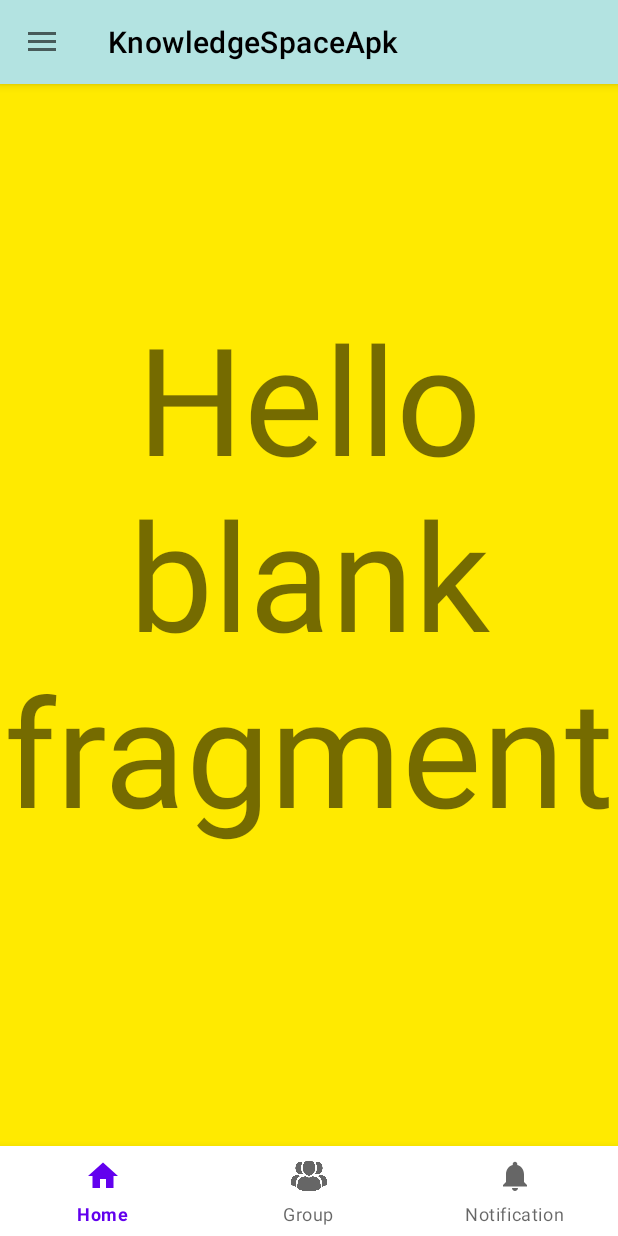
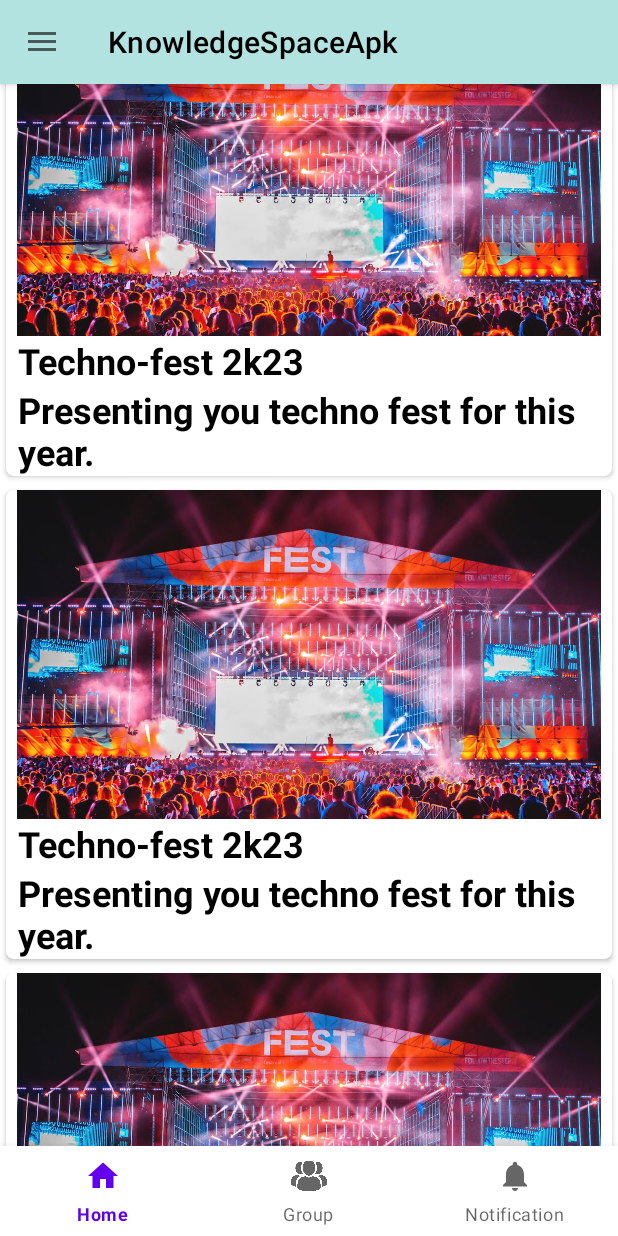
Before and after one commit to TempAc1/ksAppForked, an Android app: the screen it shows after launch (homeSc), on a phone screen of 412 x 824 dp. Run offline under Robolectric (Android 15) with nearby library versions, the phone set to English and light mode, and no system bars.

Commit message:
RecyclerV + DrawerNav prob solved. Everything perfect and expected till now.

```diff
--- a/KnowledgeSpaceApk/app/src/main/java/com/example/knowledgespaceapk/HomeFragment.java
+++ b/KnowledgeSpaceApk/app/src/main/java/com/example/knowledgespaceapk/HomeFragment.java
@@ -3,17 +3,16 @@ package com.example.knowledgespaceapk;
 import android.os.Bundle;
 
 import androidx.fragment.app.Fragment;
+import androidx.recyclerview.widget.LinearLayoutManager;
+import androidx.recyclerview.widget.RecyclerView;
 
 import android.view.LayoutInflater;
 import android.view.View;
 import android.view.ViewGroup;
 
-/**
- * A simple {@link Fragment} subclass.
- * Use the {@link HomeFragment#newInstance} factory method to
- * create an instance of this fragment.
- */
-public class HomeFragment extends Fragment {
+import java.util.ArrayList;
+
+public class HomeFragment extends Fragment  {
 
     // TODO: Rename parameter arguments, choose names that match
     // the fragment initialization parameters, e.g. ARG_ITEM_NUMBER
@@ -23,19 +22,13 @@ public class HomeFragment extends Fragment {
     // TODO: Rename and change types of parameters
     private String mParam1;
     private String mParam2;
+    private RecyclerView recyclerVFragHomeSc;
+    private ArrayList<dataModelRecVFragHome> dataHolder;
 
     public HomeFragment() {
         // Required empty public constructor
     }
 
-    /**
-     * Use this factory method to create a new instance of
-     * this fragment using the provided parameters.
-     *
-     * @param param1 Parameter 1.
-     * @param param2 Parameter 2.
-     * @return A new instance of fragment HomeFragment.
-     */
     // TODO: Rename and change types and number of parameters
     public static HomeFragment newInstance(String param1, String param2) {
         HomeFragment fragment = new HomeFragment();
@@ -59,6 +52,24 @@ public class HomeFragment extends Fragment {
     public View onCreateView(LayoutInflater inflater, ViewGroup container,
                              Bundle savedInstanceState) {
         // Inflate the layout for this fragment
-        return inflater.inflate(R.layout.fragment_home, container, false);
+        View view = LayoutInflater.from(getContext()).inflate(R.layout.fragment_home,container,false);
+        recyclerVFragHomeSc =  view.findViewById(R.id.recyclerVFragHomeSc);
+        recyclerVFragHomeSc.setLayoutManager(new LinearLayoutManager(getContext()));
+        dataHolder=new ArrayList<>();
+
+        dataModelRecVFragHome obj1 = new dataModelRecVFragHome(R.drawable.fest,"Techno-fest 2k23","Presenting " +
+                "you techno fest for this year.");
+        dataHolder.add(obj1);
+        dataModelRecVFragHome obj2 = new dataModelRecVFragHome(R.drawable.fest,"Techno-fest 2k23","Presenting " +
+                "you techno fest for this year.");
+        dataHolder.add(obj2);
+        dataModelRecVFragHome obj3 = new dataModelRecVFragHome(R.drawable.fest,"Techno-fest 2k23","Presenting " +
+                "you techno fest for this year.");
+        dataHolder.add(obj3);
+        dataModelRecVFragHome obj4 = new dataModelRecVFragHome(R.drawable.fest,"Techno-fest 2k23","Presenting " +
+                "you techno fest for this year.");
+
+        recyclerVFragHomeSc.setAdapter(new adapterRecVHomeFrag(dataHolder));
+        return view;
     }
 }
--- /dev/null
+++ b/KnowledgeSpaceApk/app/src/main/java/com/example/knowledgespaceapk/adapterRecVHomeFrag.java
@@ -0,0 +1,54 @@
+package com.example.knowledgespaceapk;
+
+import android.view.LayoutInflater;
+import android.view.View;
+import android.view.ViewGroup;
+import android.widget.ImageView;
+import android.widget.TextView;
+
+import androidx.annotation.NonNull;
+import androidx.recyclerview.widget.RecyclerView;
+
+import java.util.ArrayList;
+
+public class adapterRecVHomeFrag  extends  RecyclerView.Adapter<adapterRecVHomeFrag.myviewholder>{
+
+    ArrayList<dataModelRecVFragHome> dataHolder;
+
+    public adapterRecVHomeFrag(ArrayList<dataModelRecVFragHome> dataHolder) {
+        this.dataHolder = dataHolder;
+    }
+
+    @NonNull
+    @Override
+    public myviewholder onCreateViewHolder(@NonNull ViewGroup parent, int viewType) {
+        return new myviewholder(LayoutInflater.from(parent.getContext()).inflate(R.layout.single_row_design_rec_homef
+                                    ,parent,false));
+    }
+
+    @Override
+    public void onBindViewHolder(@NonNull myviewholder holder, int position) {
+        holder.img.setImageResource(dataHolder.get(position).getImage());
+        holder.title.setText(dataHolder.get(position).getTitle());
+        holder.desc.setText(dataHolder.get(position).getDescription());
+    }
+
+    @Override
+    public int getItemCount() {
+        return dataHolder.size();
+    }
+
+    class myviewholder extends RecyclerView.ViewHolder{
+
+        ImageView img;
+        TextView title,desc;
+
+        public myviewholder(@NonNull View itemView) {
+            super(itemView);
+
+            img = itemView.findViewById(R.id.imageVSingleRowDesRecHomeF);
+            title = itemView.findViewById(R.id.titleTxtVSingleRDesRecHomeF);
+            desc = itemView.findViewById(R.id.descriptionTxtVSingleRDesRecHomeF);
+        }
+    }
+}
--- /dev/null
+++ b/KnowledgeSpaceApk/app/src/main/java/com/example/knowledgespaceapk/dataModelRecVFragHome.java
@@ -0,0 +1,38 @@
+package com.example.knowledgespaceapk;
+
+public class dataModelRecVFragHome {
+    int image;
+    String title,description;
+
+    public dataModelRecVFragHome(int image, String title, String description) {
+        this.image = image;
+        this.title = title;
+        this.description = description;
+    }
+
+    public void setImage(int image) {
+        this.image = image;
+    }
+
+    public void setTitle(String title) {
+        this.title = title;
+    }
+
+    public void setDescription(String description) {
+        this.description = description;
+    }
+
+    public int getImage() {
+        return image;
+    }
+
+    public String getTitle() {
+        return title;
+    }
+
+    public String getDescription() {
+        return description;
+    }
+
+
+}
--- a/KnowledgeSpaceApk/app/src/main/java/com/example/knowledgespaceapk/homeSc.java
+++ b/KnowledgeSpaceApk/app/src/main/java/com/example/knowledgespaceapk/homeSc.java
@@ -9,11 +9,7 @@ import androidx.drawerlayout.widget.DrawerLayout;
 import androidx.fragment.app.Fragment;
 import androidx.fragment.app.FragmentManager;
 import androidx.fragment.app.FragmentTransaction;
-
 import android.os.Bundle;
-
-
-import com.example.knowledgespaceapk.databinding.ActivityHomeScBinding;
 import com.google.android.material.bottomnavigation.BottomNavigationView;
 
 
--- /dev/null
+++ b/KnowledgeSpaceApk/app/src/main/res/drawable/ic_baseline_menu_open_24.xml
@@ -0,0 +1,11 @@
+<vector xmlns:android="http://schemas.android.com/apk/res/android"
+    android:width="24dp"
+    android:height="24dp"
+    android:viewportWidth="24"
+    android:viewportHeight="24"
+    android:tint="?attr/colorControlNormal"
+    android:autoMirrored="true">
+  <path
+      android:fillColor="@android:color/white"
+      android:pathData="M3,18h13v-2L3,16v2zM3,13h10v-2L3,11v2zM3,6v2h13L16,6L3,6zM21,15.59L17.42,12 21,8.41 19.59,7l-5,5 5,5L21,15.59z"/>
+</vector>
--- a/KnowledgeSpaceApk/app/src/main/res/layout/activity_home_sc.xml
+++ b/KnowledgeSpaceApk/app/src/main/res/layout/activity_home_sc.xml
@@ -1,10 +1,17 @@
 <?xml version="1.0" encoding="utf-8"?>
-<androidx.constraintlayout.widget.ConstraintLayout xmlns:android="http://schemas.android.com/apk/res/android"
+<androidx.drawerlayout.widget.DrawerLayout xmlns:android="http://schemas.android.com/apk/res/android"
     xmlns:app="http://schemas.android.com/apk/res-auto"
     xmlns:tools="http://schemas.android.com/tools"
+    android:id="@+id/drawerNavigationDrawerLayout"
     android:layout_width="match_parent"
     android:layout_height="match_parent"
     tools:context=".homeSc"
+    android:fitsSystemWindows="true"
+    tools:openDrawer="start">
+
+    <androidx.constraintlayout.widget.ConstraintLayout
+        android:layout_width="match_parent"
+        android:layout_height="match_parent"
         android:id="@+id/constraintLayout">
 
         <FrameLayout
@@ -14,8 +21,7 @@
             app:layout_constraintBottom_toTopOf="@id/bottomNavigationView"
             app:layout_constraintEnd_toEndOf="parent"
             app:layout_constraintStart_toStartOf="parent"
-        app:layout_constraintTop_toTopOf="parent">
-    </FrameLayout>
+            app:layout_constraintTop_toTopOf="parent" />
 
         <com.google.android.material.bottomnavigation.BottomNavigationView
             android:id="@+id/bottomNavigationView"
@@ -26,12 +32,7 @@
             app:layout_constraintStart_toStartOf="parent"
             app:menu="@menu/bottom_nav_menu" />
 
-    <androidx.drawerlayout.widget.DrawerLayout
-        android:id="@+id/drawerNavigationDrawerLayout"
-        android:layout_width="match_parent"
-        android:layout_height="match_parent"
-        android:fitsSystemWindows="true"
-        tools:openDrawer="start">
+    </androidx.constraintlayout.widget.ConstraintLayout>
 
     <LinearLayout
         android:layout_width="match_parent"
@@ -45,12 +46,14 @@
             android:background="#B3E3E1"
             android:elevation="4dp"
             app:popupTheme="@style/ThemeOverlay.AppCompat.Light"
-                app:titleTextColor="@color/black"></androidx.appcompat.widget.Toolbar>
+            app:titleTextColor="@color/black"/>
 
         <FrameLayout
             android:id="@+id/drawerNavigationFragmentContainer"
             android:layout_width="match_parent"
-                android:layout_height="match_parent" />
+            android:layout_height="match_parent"
+            android:isScrollContainer="true"/>
+
     </LinearLayout>
 
     <com.google.android.material.navigation.NavigationView
@@ -60,6 +63,5 @@
         android:layout_gravity="start"
         app:headerLayout="@layout/drawer_nav_header"
         app:menu="@menu/drawer_menu" />
+
 </androidx.drawerlayout.widget.DrawerLayout>
-
-</androidx.constraintlayout.widget.ConstraintLayout>
--- a/KnowledgeSpaceApk/app/src/main/res/layout/fragment_home.xml
+++ b/KnowledgeSpaceApk/app/src/main/res/layout/fragment_home.xml
@@ -1,17 +1,18 @@
 <?xml version="1.0" encoding="utf-8"?>
 <FrameLayout xmlns:android="http://schemas.android.com/apk/res/android"
+    xmlns:app="http://schemas.android.com/apk/res-auto"
     xmlns:tools="http://schemas.android.com/tools"
+    android:id="@+id/frameLayoutHomeSc"
     android:layout_width="match_parent"
     android:layout_height="match_parent"
+    app:layout_behavior="@string/appbar_scrolling_view_behavior"
     tools:context=".HomeFragment">
 
-    <!-- TODO: Update blank fragment layout -->
-    <TextView
+
+    <androidx.recyclerview.widget.RecyclerView
+        android:id="@+id/recyclerVFragHomeSc"
         android:layout_width="match_parent"
-        android:layout_height="match_parent"
-        android:text="@string/hello_blank_fragment"
-        android:gravity="center"
-        android:textSize="100dp"
-        android:background="#FFEA00"/>
+        android:layout_height="match_parent" />
+
 
 </FrameLayout>
--- /dev/null
+++ b/KnowledgeSpaceApk/app/src/main/res/layout/single_row_design_rec_homef.xml
@@ -0,0 +1,43 @@
+<?xml version="1.0" encoding="utf-8"?>
+<androidx.cardview.widget.CardView xmlns:android="http://schemas.android.com/apk/res/android"
+    android:layout_width="match_parent"
+    android:layout_height="wrap_content"
+    xmlns:app="http://schemas.android.com/apk/res-auto"
+    app:cardCornerRadius="5dp"
+    android:elevation="4dp"
+    app:cardUseCompatPadding="true">
+
+    <LinearLayout
+        android:layout_width="match_parent"
+        android:layout_height="match_parent"
+        android:orientation="vertical">
+
+        <ImageView
+            android:id="@+id/imageVSingleRowDesRecHomeF"
+            android:layout_width="match_parent"
+            android:layout_height="219dp"
+            android:visibility="visible"
+            app:srcCompat="@drawable/fest" />
+
+        <TextView
+            android:id="@+id/titleTxtVSingleRDesRecHomeF"
+            android:layout_width="match_parent"
+            android:layout_height="wrap_content"
+            android:layout_marginLeft="8dp"
+            android:text="TextView"
+            android:textColor="#000000"
+            android:textSize="24sp"
+            android:textStyle="bold" />
+
+        <TextView
+            android:id="@+id/descriptionTxtVSingleRDesRecHomeF"
+            android:layout_width="match_parent"
+            android:layout_height="wrap_content"
+            android:text="TextView"
+            android:layout_marginLeft="8dp"
+            android:textColor="#000000"
+            android:textSize="24sp"
+            android:textStyle="bold"/>
+    </LinearLayout>
+
+</androidx.cardview.widget.CardView>
```
Also changed, not shown: KnowledgeSpaceApk/app/src/main/res/drawable-v24/fest.jpg (added). Lines whose indentation alone changed are shown as unchanged.
